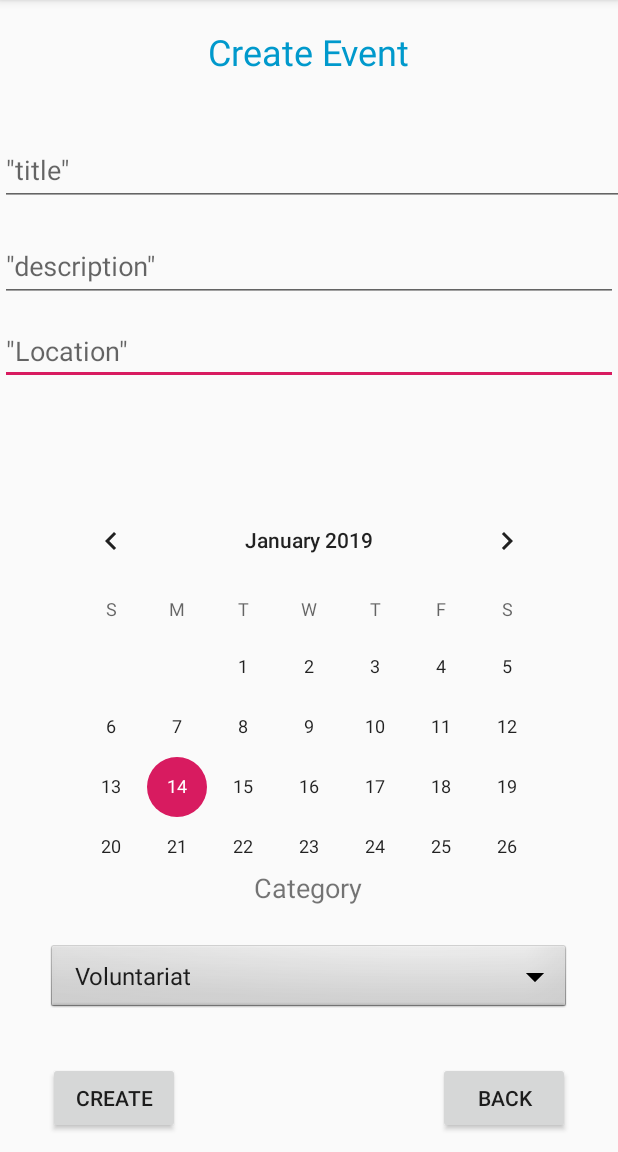
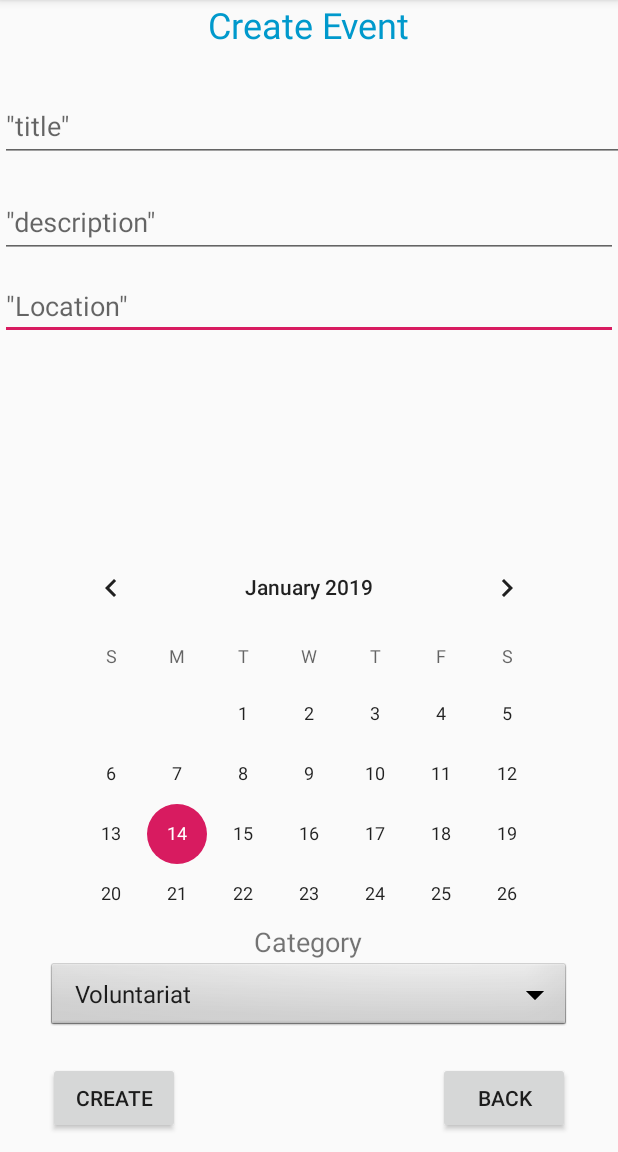
Before and after one commit to vladbrincoveanu/Android-App, an Android app: the ActivityCreateEvent screen opened directly, with no data from a screen before it, after a tap on "CREATE", on a phone screen of 412 x 824 dp, the part 84-1236 px from its top. Run offline under Robolectric (Android 15) with nearby library versions, the phone set to English and light mode, and no system bars.

Commit message:
fix event creation

```diff
--- a/app/src/main/java/com/example/paulap/crowdsourcing/event/ActivityCreateEvent.java
+++ b/app/src/main/java/com/example/paulap/crowdsourcing/event/ActivityCreateEvent.java
@@ -82,8 +82,7 @@ public class ActivityCreateEvent extends AppCompatActivity implements AdapterVie
         String descriere = ((EditText) findViewById(R.id.descriptionCreateEvent)).getText().toString();
         String location = ((EditText) findViewById(R.id.locationCreateEvent)).getText().toString();
         final CalendarView calendarView = findViewById(R.id.dateCreateEvent);
-        Toast.makeText(getApplicationContext(), calendarView.toString(), Toast.LENGTH_LONG).show();
-        final String date = this.date.toString();
+        final String date = this.date == null ? new Date(calendarView.getDate()).toString() : this.date.toString();
         String category = this.category;
 
         if(titlu.matches("") || descriere.matches("")||
--- a/app/src/main/res/layout/activity_create_event.xml
+++ b/app/src/main/res/layout/activity_create_event.xml
@@ -8,30 +8,29 @@
 			android:layout_height="wrap_content"
 			android:hint='"Location"' android:id="@+id/locationCreateEvent"
 			android:layout_alignParentStart="true"
-			android:layout_alignParentTop="true" android:layout_marginTop="211dp"/>
+			android:layout_alignParentTop="true" android:layout_marginTop="181dp"/>
 	<TextView
 			android:text="Create Event"
 			android:layout_width="wrap_content"
 			android:layout_height="wrap_content"
-			android:layout_alignParentTop="true" android:layout_marginTop="18dp" android:id="@+id/textview232"
+			android:layout_alignParentTop="true" android:id="@+id/textview232"
 			android:layout_centerHorizontal="true" android:textColor="@android:color/holo_blue_dark"
 			android:textSize="24sp"/>
 	<android.support.design.widget.TextInputLayout
 			android:layout_width="match_parent"
 			android:layout_height="wrap_content"
 			android:layout_alignParentStart="true" android:layout_alignParentTop="true"
-			android:layout_marginTop="81dp">
+			android:layout_marginTop="52dp">
 
 		<android.support.design.widget.TextInputEditText
 				android:layout_width="429dp"
-				android:layout_height="wrap_content"
-				android:hint='"title"' android:id="@+id/titleCreateEvent"/>
+				android:hint='"title"' android:id="@+id/titleCreateEvent" android:layout_height="wrap_content"/>
 	</android.support.design.widget.TextInputLayout>
 	<android.support.design.widget.TextInputLayout
 			android:layout_width="match_parent"
 			android:layout_height="wrap_content"
 			android:layout_alignParentStart="true" android:layout_alignParentTop="true"
-			android:layout_marginTop="145dp">
+			android:layout_marginTop="116dp">
 
 		<android.support.design.widget.TextInputEditText
 				android:layout_width="match_parent"
@@ -40,23 +39,23 @@
 	</android.support.design.widget.TextInputLayout>
 	<CalendarView
 			android:layout_width="wrap_content"
-			android:layout_height="242dp"
+			android:layout_height="250dp"
 			android:layout_alignParentBottom="true" android:id="@+id/dateCreateEvent"
-			android:layout_centerHorizontal="true" android:layout_marginBottom="199dp"/>
+			android:layout_centerHorizontal="true" android:layout_marginBottom="160dp"/>
 	<Spinner
 			android:id="@+id/categoryCreateEvent"
 			android:layout_width="349dp"
 			android:layout_height="wrap_content"
 			android:background="@android:drawable/btn_dropdown"
 			android:spinnerMode="dropdown"
-			android:layout_alignParentBottom="true" android:layout_marginBottom="91dp"
+			android:layout_alignParentBottom="true" android:layout_marginBottom="79dp"
 			android:layout_centerHorizontal="true"/>
 	<TextView
 			android:text="Category"
 			android:layout_width="wrap_content"
 			android:layout_height="wrap_content"
 			android:id="@+id/textView3" android:layout_centerHorizontal="true"
-			android:textSize="18sp" android:layout_alignParentBottom="true" android:layout_marginBottom="164dp"/>
+			android:textSize="18sp" android:layout_above="@+id/categoryCreateEvent"/>
 	<Button
 			android:text="Create"
 			android:layout_width="wrap_content"
```
